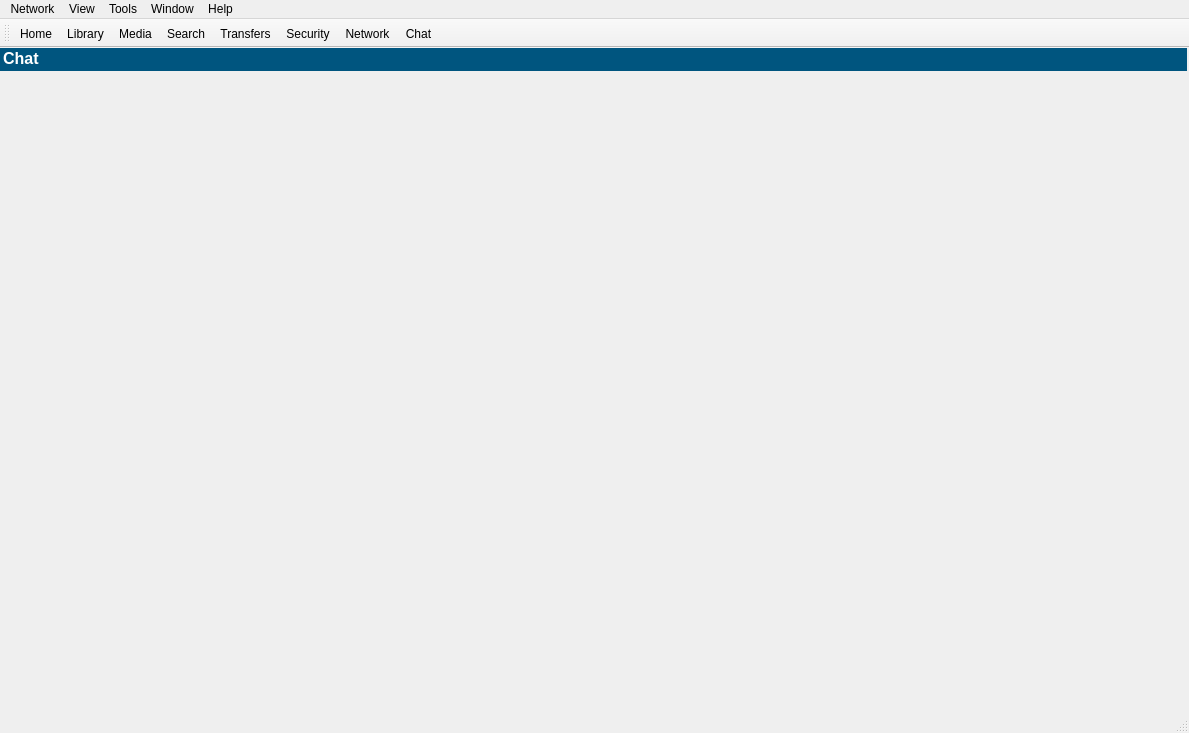
Qt form mainwindow.ui (quazaa-development-team/Panthera-Project) before a commit.
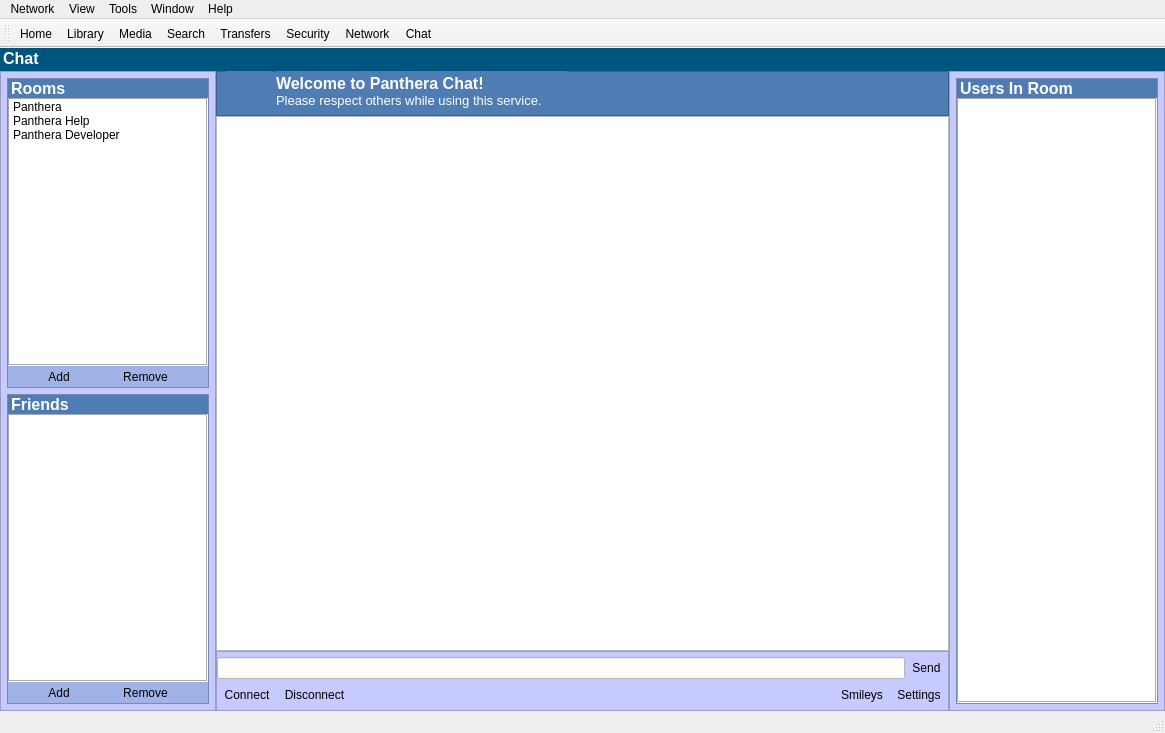
The same form after that commit. The open tabs and pages were chosen to show the change. Icons and pictures are not drawn.

Commit message: Completed design of all main tabs and more png icons.

Diff of the .ui file:
```diff
--- a/mainwindow.ui
+++ b/mainwindow.ui
@@ -7,12 +7,12 @@
    <rect>
     <x>0</x>
     <y>0</y>
-    <width>1189</width>
+    <width>1165</width>
     <height>733</height>
    </rect>
   </property>
   <property name="sizePolicy">
-   <sizepolicy hsizetype="MinimumExpanding" vsizetype="Preferred">
+   <sizepolicy hsizetype="Fixed" vsizetype="Preferred">
     <horstretch>0</horstretch>
     <verstretch>0</verstretch>
    </sizepolicy>
@@ -4788,48 +4788,612 @@
         </property>
         <item row="0" column="0">
          <widget class="QFrame" name="frameChat">
-          <widget class="QFrame" name="frameDownloadsHeader_4">
-           <property name="geometry">
-            <rect>
-             <x>0</x>
-             <y>0</y>
-             <width>1187</width>
-             <height>23</height>
-            </rect>
+          <layout class="QGridLayout" name="gridLayout_41">
+           <property name="margin">
+            <number>0</number>
            </property>
-           <property name="minimumSize">
-            <size>
-             <width>0</width>
-             <height>23</height>
-            </size>
+           <property name="spacing">
+            <number>0</number>
            </property>
-           <property name="styleSheet">
-            <string notr="true">background-color: rgb(0, 85, 127);</string>
-           </property>
-           <property name="frameShape">
-            <enum>QFrame::NoFrame</enum>
-           </property>
-           <property name="frameShadow">
-            <enum>QFrame::Raised</enum>
-           </property>
-           <widget class="QLabel" name="label_38">
-            <property name="geometry">
-             <rect>
-              <x>0</x>
-              <y>0</y>
-              <width>111</width>
-              <height>21</height>
-             </rect>
-            </property>
-            <property name="text">
-             <string>&lt;!DOCTYPE HTML PUBLIC &quot;-//W3C//DTD HTML 4.0//EN&quot; &quot;http://www.w3.org/TR/REC-html40/strict.dtd&quot;&gt;
+           <item row="0" column="0" colspan="3">
+            <widget class="QFrame" name="frameDownloadsHeader_4">
+             <property name="minimumSize">
+              <size>
+               <width>0</width>
+               <height>23</height>
+              </size>
+             </property>
+             <property name="styleSheet">
+              <string notr="true">background-color: rgb(0, 85, 127);</string>
+             </property>
+             <property name="frameShape">
+              <enum>QFrame::NoFrame</enum>
+             </property>
+             <property name="frameShadow">
+              <enum>QFrame::Raised</enum>
+             </property>
+             <widget class="QLabel" name="label_38">
+              <property name="geometry">
+               <rect>
+                <x>0</x>
+                <y>0</y>
+                <width>111</width>
+                <height>21</height>
+               </rect>
+              </property>
+              <property name="text">
+               <string>&lt;!DOCTYPE HTML PUBLIC &quot;-//W3C//DTD HTML 4.0//EN&quot; &quot;http://www.w3.org/TR/REC-html40/strict.dtd&quot;&gt;
 &lt;html&gt;&lt;head&gt;&lt;meta name=&quot;qrichtext&quot; content=&quot;1&quot; /&gt;&lt;style type=&quot;text/css&quot;&gt;
 p, li { white-space: pre-wrap; }
 &lt;/style&gt;&lt;/head&gt;&lt;body style=&quot; font-family:'MS Shell Dlg 2'; font-size:8.25pt; font-weight:400; font-style:normal;&quot;&gt;
 &lt;p style=&quot; margin-top:0px; margin-bottom:0px; margin-left:0px; margin-right:0px; -qt-block-indent:0; text-indent:0px;&quot;&gt;&lt;img src=&quot;:/Icons/FileType/Resource/24x24 File Type/irc protocol.png&quot; /&gt;&lt;span style=&quot; font-size:8pt;&quot;&gt; &lt;/span&gt;&lt;span style=&quot; font-size:12pt; font-weight:600; color:#ffffff;&quot;&gt;Chat&lt;/span&gt;&lt;/p&gt;&lt;/body&gt;&lt;/html&gt;</string>
-            </property>
-           </widget>
-          </widget>
+              </property>
+             </widget>
+            </widget>
+           </item>
+           <item row="1" column="0" rowspan="3">
+            <widget class="QFrame" name="frame">
+             <property name="minimumSize">
+              <size>
+               <width>210</width>
+               <height>0</height>
+              </size>
+             </property>
+             <property name="styleSheet">
+              <string notr="true">background-color: rgb(199, 202, 255);</string>
+             </property>
+             <property name="frameShape">
+              <enum>QFrame::StyledPanel</enum>
+             </property>
+             <property name="frameShadow">
+              <enum>QFrame::Raised</enum>
+             </property>
+             <layout class="QVBoxLayout" name="verticalLayout">
+              <property name="margin">
+               <number>6</number>
+              </property>
+              <item>
+               <widget class="QFrame" name="frame_2">
+                <property name="sizePolicy">
+                 <sizepolicy hsizetype="Fixed" vsizetype="Preferred">
+                  <horstretch>0</horstretch>
+                  <verstretch>0</verstretch>
+                 </sizepolicy>
+                </property>
+                <property name="minimumSize">
+                 <size>
+                  <width>200</width>
+                  <height>0</height>
+                 </size>
+                </property>
+                <property name="styleSheet">
+                 <string notr="true">background-color: rgb(161, 178, 231);</string>
+                </property>
+                <property name="frameShape">
+                 <enum>QFrame::StyledPanel</enum>
+                </property>
+                <property name="frameShadow">
+                 <enum>QFrame::Raised</enum>
+                </property>
+                <layout class="QGridLayout" name="gridLayout_43">
+                 <property name="margin">
+                  <number>0</number>
+                 </property>
+                 <property name="spacing">
+                  <number>0</number>
+                 </property>
+                 <item row="0" column="0">
+                  <widget class="QLabel" name="label_42">
+                   <property name="styleSheet">
+                    <string notr="true">background-color: rgb(78, 124, 179);</string>
+                   </property>
+                   <property name="frameShape">
+                    <enum>QFrame::NoFrame</enum>
+                   </property>
+                   <property name="frameShadow">
+                    <enum>QFrame::Plain</enum>
+                   </property>
+                   <property name="text">
+                    <string>&lt;!DOCTYPE HTML PUBLIC &quot;-//W3C//DTD HTML 4.0//EN&quot; &quot;http://www.w3.org/TR/REC-html40/strict.dtd&quot;&gt;
+&lt;html&gt;&lt;head&gt;&lt;meta name=&quot;qrichtext&quot; content=&quot;1&quot; /&gt;&lt;style type=&quot;text/css&quot;&gt;
+p, li { white-space: pre-wrap; }
+&lt;/style&gt;&lt;/head&gt;&lt;body style=&quot; font-family:'MS Shell Dlg 2'; font-size:8.25pt; font-weight:400; font-style:normal;&quot;&gt;
+&lt;p style=&quot; margin-top:0px; margin-bottom:0px; margin-left:0px; margin-right:0px; -qt-block-indent:0; text-indent:0px;&quot;&gt;&lt;img src=&quot;:/Icons/FileType/Resource/24x24 File Type/Door.png&quot; /&gt;&lt;span style=&quot; font-size:8pt;&quot;&gt; &lt;/span&gt;&lt;span style=&quot; font-size:12pt; font-weight:600; color:#ffffff;&quot;&gt;Rooms&lt;/span&gt;&lt;/p&gt;&lt;/body&gt;&lt;/html&gt;</string>
+                   </property>
+                  </widget>
+                 </item>
+                 <item row="1" column="0">
+                  <widget class="QListWidget" name="listWidget">
+                   <property name="maximumSize">
+                    <size>
+                     <width>200</width>
+                     <height>16777215</height>
+                    </size>
+                   </property>
+                   <property name="styleSheet">
+                    <string notr="true">background-color: rgb(255, 255, 255);</string>
+                   </property>
+                   <property name="frameShape">
+                    <enum>QFrame::Box</enum>
+                   </property>
+                   <item>
+                    <property name="text">
+                     <string>Panthera</string>
+                    </property>
+                   </item>
+                   <item>
+                    <property name="text">
+                     <string>Panthera Help</string>
+                    </property>
+                   </item>
+                   <item>
+                    <property name="text">
+                     <string>Panthera Developer</string>
+                    </property>
+                   </item>
+                  </widget>
+                 </item>
+                 <item row="2" column="0">
+                  <layout class="QGridLayout" name="gridLayout_37">
+                   <item row="0" column="0">
+                    <widget class="QToolButton" name="toolButton_51">
+                     <property name="text">
+                      <string>Add</string>
+                     </property>
+                     <property name="icon">
+                      <iconset resource="Graphics.qrc">
+                       <normaloff>:/Icons/Resource/Edit Add.png</normaloff>:/Icons/Resource/Edit Add.png</iconset>
+                     </property>
+                     <property name="toolButtonStyle">
+                      <enum>Qt::ToolButtonTextBesideIcon</enum>
+                     </property>
+                     <property name="autoRaise">
+                      <bool>true</bool>
+                     </property>
+                    </widget>
+                   </item>
+                   <item row="0" column="1">
+                    <widget class="QToolButton" name="toolButton_52">
+                     <property name="text">
+                      <string>Remove</string>
+                     </property>
+                     <property name="icon">
+                      <iconset resource="Graphics.qrc">
+                       <normaloff>:/Icons/Resource/Edit Remove.png</normaloff>:/Icons/Resource/Edit Remove.png</iconset>
+                     </property>
+                     <property name="toolButtonStyle">
+                      <enum>Qt::ToolButtonTextBesideIcon</enum>
+                     </property>
+                     <property name="autoRaise">
+                      <bool>true</bool>
+                     </property>
+                    </widget>
+                   </item>
+                  </layout>
+                 </item>
+                </layout>
+               </widget>
+              </item>
+              <item>
+               <widget class="QFrame" name="frame_9">
+                <property name="sizePolicy">
+                 <sizepolicy hsizetype="Fixed" vsizetype="Preferred">
+                  <horstretch>0</horstretch>
+                  <verstretch>0</verstretch>
+                 </sizepolicy>
+                </property>
+                <property name="styleSheet">
+                 <string notr="true">background-color: rgb(161, 178, 231);</string>
+                </property>
+                <property name="frameShape">
+                 <enum>QFrame::StyledPanel</enum>
+                </property>
+                <property name="frameShadow">
+                 <enum>QFrame::Raised</enum>
+                </property>
+                <layout class="QGridLayout" name="gridLayout_44">
+                 <property name="margin">
+                  <number>0</number>
+                 </property>
+                 <property name="spacing">
+                  <number>0</number>
+                 </property>
+                 <item row="0" column="0">
+                  <widget class="QLabel" name="label_43">
+                   <property name="styleSheet">
+                    <string notr="true">background-color: rgb(78, 124, 179);</string>
+                   </property>
+                   <property name="frameShape">
+                    <enum>QFrame::NoFrame</enum>
+                   </property>
+                   <property name="frameShadow">
+                    <enum>QFrame::Plain</enum>
+                   </property>
+                   <property name="text">
+                    <string>&lt;!DOCTYPE HTML PUBLIC &quot;-//W3C//DTD HTML 4.0//EN&quot; &quot;http://www.w3.org/TR/REC-html40/strict.dtd&quot;&gt;
+&lt;html&gt;&lt;head&gt;&lt;meta name=&quot;qrichtext&quot; content=&quot;1&quot; /&gt;&lt;style type=&quot;text/css&quot;&gt;
+p, li { white-space: pre-wrap; }
+&lt;/style&gt;&lt;/head&gt;&lt;body style=&quot; font-family:'MS Shell Dlg 2'; font-size:8.25pt; font-weight:400; font-style:normal;&quot;&gt;
+&lt;p style=&quot; margin-top:0px; margin-bottom:0px; margin-left:0px; margin-right:0px; -qt-block-indent:0; text-indent:0px;&quot;&gt;&lt;img src=&quot;:/Icons/FileType/Resource/24x24 File Type/Identity.png&quot; /&gt;&lt;span style=&quot; font-size:8pt;&quot;&gt; &lt;/span&gt;&lt;span style=&quot; font-size:12pt; font-weight:600; color:#ffffff;&quot;&gt;Friends&lt;/span&gt;&lt;/p&gt;&lt;/body&gt;&lt;/html&gt;</string>
+                   </property>
+                  </widget>
+                 </item>
+                 <item row="1" column="0">
+                  <widget class="QListWidget" name="listWidget_2">
+                   <property name="maximumSize">
+                    <size>
+                     <width>200</width>
+                     <height>16777215</height>
+                    </size>
+                   </property>
+                   <property name="styleSheet">
+                    <string notr="true">background-color: rgb(255, 255, 255);</string>
+                   </property>
+                   <property name="frameShape">
+                    <enum>QFrame::Box</enum>
+                   </property>
+                  </widget>
+                 </item>
+                 <item row="2" column="0">
+                  <layout class="QGridLayout" name="gridLayout_38">
+                   <item row="0" column="0">
+                    <widget class="QToolButton" name="toolButton_53">
+                     <property name="text">
+                      <string>Add</string>
+                     </property>
+                     <property name="icon">
+                      <iconset resource="Graphics.qrc">
+                       <normaloff>:/Icons/Resource/Edit Add.png</normaloff>:/Icons/Resource/Edit Add.png</iconset>
+                     </property>
+                     <property name="toolButtonStyle">
+                      <enum>Qt::ToolButtonTextBesideIcon</enum>
+                     </property>
+                     <property name="autoRaise">
+                      <bool>true</bool>
+                     </property>
+                    </widget>
+                   </item>
+                   <item row="0" column="1">
+                    <widget class="QToolButton" name="toolButton_54">
+                     <property name="text">
+                      <string>Remove</string>
+                     </property>
+                     <property name="icon">
+                      <iconset resource="Graphics.qrc">
+                       <normaloff>:/Icons/Resource/Edit Remove.png</normaloff>:/Icons/Resource/Edit Remove.png</iconset>
+                     </property>
+                     <property name="toolButtonStyle">
+                      <enum>Qt::ToolButtonTextBesideIcon</enum>
+                     </property>
+                     <property name="autoRaise">
+                      <bool>true</bool>
+                     </property>
+                    </widget>
+                   </item>
+                  </layout>
+                 </item>
+                </layout>
+               </widget>
+              </item>
+             </layout>
+            </widget>
+           </item>
+           <item row="1" column="1">
+            <widget class="QFrame" name="frame_11">
+             <property name="sizePolicy">
+              <sizepolicy hsizetype="Preferred" vsizetype="Preferred">
+               <horstretch>0</horstretch>
+               <verstretch>0</verstretch>
+              </sizepolicy>
+             </property>
+             <property name="minimumSize">
+              <size>
+               <width>0</width>
+               <height>45</height>
+              </size>
+             </property>
+             <property name="styleSheet">
+              <string notr="true">background-color: rgb(78, 124, 179);</string>
+             </property>
+             <property name="frameShape">
+              <enum>QFrame::StyledPanel</enum>
+             </property>
+             <property name="frameShadow">
+              <enum>QFrame::Raised</enum>
+             </property>
+             <widget class="QLabel" name="label_44">
+              <property name="geometry">
+               <rect>
+                <x>60</x>
+                <y>0</y>
+                <width>291</width>
+                <height>41</height>
+               </rect>
+              </property>
+              <property name="text">
+               <string>&lt;!DOCTYPE HTML PUBLIC &quot;-//W3C//DTD HTML 4.0//EN&quot; &quot;http://www.w3.org/TR/REC-html40/strict.dtd&quot;&gt;
+&lt;html&gt;&lt;head&gt;&lt;meta name=&quot;qrichtext&quot; content=&quot;1&quot; /&gt;&lt;style type=&quot;text/css&quot;&gt;
+p, li { white-space: pre-wrap; }
+&lt;/style&gt;&lt;/head&gt;&lt;body style=&quot; font-family:'MS Shell Dlg 2'; font-size:8.25pt; font-weight:400; font-style:normal;&quot;&gt;
+&lt;p style=&quot; margin-top:0px; margin-bottom:0px; margin-left:0px; margin-right:0px; -qt-block-indent:0; text-indent:0px;&quot;&gt;&lt;span style=&quot; font-size:12pt; font-weight:600; color:#ffffff;&quot;&gt;Welcome to Panthera Chat!&lt;/span&gt;&lt;/p&gt;
+&lt;p style=&quot; margin-top:0px; margin-bottom:0px; margin-left:0px; margin-right:0px; -qt-block-indent:0; text-indent:0px;&quot;&gt;&lt;span style=&quot; font-size:10pt; color:#ffffff;&quot;&gt;Please respect others while using this service.&lt;/span&gt;&lt;/p&gt;&lt;/body&gt;&lt;/html&gt;</string>
+              </property>
+             </widget>
+             <widget class="QLabel" name="label_45">
+              <property name="geometry">
+               <rect>
+                <x>10</x>
+                <y>0</y>
+                <width>46</width>
+                <height>41</height>
+               </rect>
+              </property>
+              <property name="text">
+               <string>&lt;!DOCTYPE HTML PUBLIC &quot;-//W3C//DTD HTML 4.0//EN&quot; &quot;http://www.w3.org/TR/REC-html40/strict.dtd&quot;&gt;
+&lt;html&gt;&lt;head&gt;&lt;meta name=&quot;qrichtext&quot; content=&quot;1&quot; /&gt;&lt;style type=&quot;text/css&quot;&gt;
+p, li { white-space: pre-wrap; }
+&lt;/style&gt;&lt;/head&gt;&lt;body style=&quot; font-family:'MS Shell Dlg 2'; font-size:8.25pt; font-weight:400; font-style:normal;&quot;&gt;
+&lt;p style=&quot; margin-top:0px; margin-bottom:0px; margin-left:0px; margin-right:0px; -qt-block-indent:0; text-indent:0px;&quot;&gt;&lt;img src=&quot;:/Icons/Resource/Group Event 48.png&quot; /&gt;&lt;/p&gt;&lt;/body&gt;&lt;/html&gt;</string>
+              </property>
+             </widget>
+            </widget>
+           </item>
+           <item row="2" column="1">
+            <widget class="QTextEdit" name="textEdit_2">
+             <property name="sizePolicy">
+              <sizepolicy hsizetype="Expanding" vsizetype="Expanding">
+               <horstretch>0</horstretch>
+               <verstretch>0</verstretch>
+              </sizepolicy>
+             </property>
+            </widget>
+           </item>
+           <item row="3" column="1">
+            <widget class="QFrame" name="frame_10">
+             <property name="minimumSize">
+              <size>
+               <width>0</width>
+               <height>60</height>
+              </size>
+             </property>
+             <property name="styleSheet">
+              <string notr="true">background-color: rgb(199, 202, 255);</string>
+             </property>
+             <property name="frameShape">
+              <enum>QFrame::StyledPanel</enum>
+             </property>
+             <property name="frameShadow">
+              <enum>QFrame::Raised</enum>
+             </property>
+             <layout class="QGridLayout" name="gridLayout_42">
+              <property name="margin">
+               <number>0</number>
+              </property>
+              <property name="spacing">
+               <number>0</number>
+              </property>
+              <item row="0" column="0">
+               <layout class="QGridLayout" name="gridLayout_39">
+                <property name="spacing">
+                 <number>0</number>
+                </property>
+                <item row="0" column="0">
+                 <widget class="QLineEdit" name="lineEdit_3">
+                  <property name="styleSheet">
+                   <string notr="true">background-color: rgb(255, 255, 255);</string>
+                  </property>
+                 </widget>
+                </item>
+                <item row="0" column="1">
+                 <widget class="QToolButton" name="toolButton_55">
+                  <property name="text">
+                   <string>Send</string>
+                  </property>
+                  <property name="icon">
+                   <iconset resource="Graphics.qrc">
+                    <normaloff>:/Icons/Resource/Forum.png</normaloff>:/Icons/Resource/Forum.png</iconset>
+                  </property>
+                  <property name="toolButtonStyle">
+                   <enum>Qt::ToolButtonTextBesideIcon</enum>
+                  </property>
+                  <property name="autoRaise">
+                   <bool>true</bool>
+                  </property>
+                 </widget>
+                </item>
+               </layout>
+              </item>
+              <item row="1" column="0">
+               <layout class="QGridLayout" name="gridLayout_40">
+                <property name="spacing">
+                 <number>0</number>
+                </property>
+                <item row="0" column="0">
+                 <widget class="QToolButton" name="toolButton_56">
+                  <property name="text">
+                   <string>Connect</string>
+                  </property>
+                  <property name="icon">
+                   <iconset resource="Graphics.qrc">
+                    <normaloff>:/Icons/Resource/connect_creating-32.png</normaloff>:/Icons/Resource/connect_creating-32.png</iconset>
+                  </property>
+                  <property name="toolButtonStyle">
+                   <enum>Qt::ToolButtonTextBesideIcon</enum>
+                  </property>
+                  <property name="autoRaise">
+                   <bool>true</bool>
+                  </property>
+                 </widget>
+                </item>
+                <item row="0" column="2">
+                 <spacer name="horizontalSpacer_18">
+                  <property name="orientation">
+                   <enum>Qt::Horizontal</enum>
+                  </property>
+                  <property name="sizeHint" stdset="0">
+                   <size>
+                    <width>40</width>
+                    <height>20</height>
+                   </size>
+                  </property>
+                 </spacer>
+                </item>
+                <item row="0" column="1">
+                 <widget class="QToolButton" name="toolButton_57">
+                  <property name="text">
+                   <string>Disconnect</string>
+                  </property>
+                  <property name="icon">
+                   <iconset resource="Graphics.qrc">
+                    <normaloff>:/Icons/Resource/connect_no-32.png</normaloff>:/Icons/Resource/connect_no-32.png</iconset>
+                  </property>
+                  <property name="toolButtonStyle">
+                   <enum>Qt::ToolButtonTextBesideIcon</enum>
+                  </property>
+                  <property name="autoRaise">
+                   <bool>true</bool>
+                  </property>
+                 </widget>
+                </item>
+                <item row="0" column="3">
+                 <widget class="QToolButton" name="toolButton_58">
+                  <property name="text">
+                   <string>Smileys</string>
+                  </property>
+                  <property name="icon">
+                   <iconset resource="Graphics.qrc">
+                    <normaloff>:/Smileys/Resource/Smileys/Happy.png</normaloff>:/Smileys/Resource/Smileys/Happy.png</iconset>
+                  </property>
+                  <property name="toolButtonStyle">
+                   <enum>Qt::ToolButtonTextBesideIcon</enum>
+                  </property>
+                  <property name="autoRaise">
+                   <bool>true</bool>
+                  </property>
+                 </widget>
+                </item>
+                <item row="0" column="4">
+                 <widget class="QToolButton" name="toolButton_59">
+                  <property name="text">
+                   <string>Settings</string>
+                  </property>
+                  <property name="icon">
+                   <iconset resource="Graphics.qrc">
+                    <normaloff>:/Icons/Resource/Gear.png</normaloff>:/Icons/Resource/Gear.png</iconset>
+                  </property>
+                  <property name="toolButtonStyle">
+                   <enum>Qt::ToolButtonTextBesideIcon</enum>
+                  </property>
+                  <property name="autoRaise">
+                   <bool>true</bool>
+                  </property>
+                 </widget>
+                </item>
+               </layout>
+              </item>
+             </layout>
+            </widget>
+           </item>
+           <item row="1" column="2" rowspan="3">
+            <widget class="QFrame" name="frame_12">
+             <property name="sizePolicy">
+              <sizepolicy hsizetype="Preferred" vsizetype="Preferred">
+               <horstretch>0</horstretch>
+               <verstretch>0</verstretch>
+              </sizepolicy>
+             </property>
+             <property name="minimumSize">
+              <size>
+               <width>210</width>
+               <height>0</height>
+              </size>
+             </property>
+             <property name="styleSheet">
+              <string notr="true">background-color: rgb(199, 202, 255);</string>
+             </property>
+             <property name="frameShape">
+              <enum>QFrame::StyledPanel</enum>
+             </property>
+             <property name="frameShadow">
+              <enum>QFrame::Raised</enum>
+             </property>
+             <layout class="QVBoxLayout" name="verticalLayout_3">
+              <property name="margin">
+               <number>6</number>
+              </property>
+              <item>
+               <widget class="QFrame" name="frame_15">
+                <property name="sizePolicy">
+                 <sizepolicy hsizetype="Fixed" vsizetype="Preferred">
+                  <horstretch>0</horstretch>
+                  <verstretch>0</verstretch>
+                 </sizepolicy>
+                </property>
+                <property name="styleSheet">
+                 <string notr="true">background-color: rgb(161, 178, 231);</string>
+                </property>
+                <property name="frameShape">
+                 <enum>QFrame::StyledPanel</enum>
+                </property>
+                <property name="frameShadow">
+                 <enum>QFrame::Raised</enum>
+                </property>
+                <layout class="QGridLayout" name="gridLayout_45">
+                 <property name="margin">
+                  <number>0</number>
+                 </property>
+                 <property name="spacing">
+                  <number>0</number>
+                 </property>
+                 <item row="0" column="0">
+                  <widget class="QLabel" name="label_47">
+                   <property name="styleSheet">
+                    <string notr="true">background-color: rgb(78, 124, 179);</string>
+                   </property>
+                   <property name="frameShape">
+                    <enum>QFrame::NoFrame</enum>
+                   </property>
+                   <property name="frameShadow">
+                    <enum>QFrame::Plain</enum>
+                   </property>
+                   <property name="text">
+                    <string>&lt;!DOCTYPE HTML PUBLIC &quot;-//W3C//DTD HTML 4.0//EN&quot; &quot;http://www.w3.org/TR/REC-html40/strict.dtd&quot;&gt;
+&lt;html&gt;&lt;head&gt;&lt;meta name=&quot;qrichtext&quot; content=&quot;1&quot; /&gt;&lt;style type=&quot;text/css&quot;&gt;
+p, li { white-space: pre-wrap; }
+&lt;/style&gt;&lt;/head&gt;&lt;body style=&quot; font-family:'MS Shell Dlg 2'; font-size:8.25pt; font-weight:400; font-style:normal;&quot;&gt;
+&lt;p style=&quot; margin-top:0px; margin-bottom:0px; margin-left:0px; margin-right:0px; -qt-block-indent:0; text-indent:0px;&quot;&gt;&lt;img src=&quot;:/Icons/FileType/Resource/24x24 File Type/Group Event.png&quot; /&gt;&lt;span style=&quot; font-size:8pt;&quot;&gt; &lt;/span&gt;&lt;span style=&quot; font-size:12pt; font-weight:600; color:#ffffff;&quot;&gt;Users In Room&lt;/span&gt;&lt;/p&gt;&lt;/body&gt;&lt;/html&gt;</string>
+                   </property>
+                  </widget>
+                 </item>
+                 <item row="1" column="0">
+                  <widget class="QListWidget" name="listWidget_6">
+                   <property name="sizePolicy">
+                    <sizepolicy hsizetype="Fixed" vsizetype="Expanding">
+                     <horstretch>0</horstretch>
+                     <verstretch>0</verstretch>
+                    </sizepolicy>
+                   </property>
+                   <property name="maximumSize">
+                    <size>
+                     <width>200</width>
+                     <height>16777215</height>
+                    </size>
+                   </property>
+                   <property name="styleSheet">
+                    <string notr="true">background-color: rgb(255, 255, 255);</string>
+                   </property>
+                   <property name="frameShape">
+                    <enum>QFrame::Box</enum>
+                   </property>
+                  </widget>
+                 </item>
+                </layout>
+               </widget>
+              </item>
+             </layout>
+            </widget>
+           </item>
+          </layout>
          </widget>
         </item>
        </layout>
@@ -4843,7 +5407,7 @@
     <rect>
      <x>0</x>
      <y>0</y>
-     <width>1189</width>
+     <width>1165</width>
      <height>21</height>
     </rect>
    </property>
```
Left out of the diff: 423 changed lines with no effect on the pictures. The commit also changes 40 other files.
